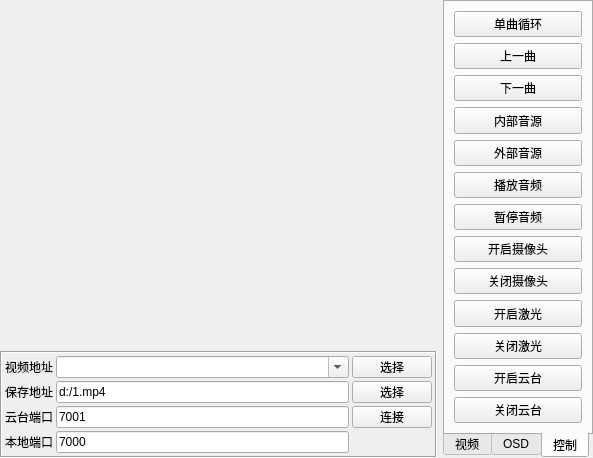
Old version of the form project/matepad/form/frmmonitor.ui in the repository sooqalmelh/ip-camera-qt.
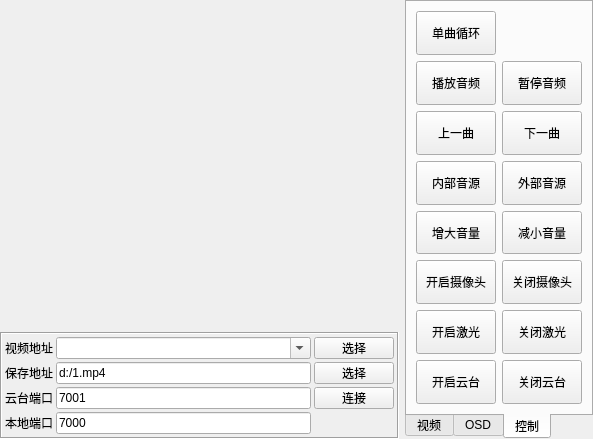
New version of the form. The open tabs and pages were chosen to show the change. Custom widgets are drawn as their Qt base class.

Commit message:
fix control button
修复按钮UDP发送重复，并增加音量增减按钮

```diff
--- a/project/matepad/form/frmmonitor.ui
+++ b/project/matepad/form/frmmonitor.ui
@@ -853,6 +853,19 @@
       <layout class="QVBoxLayout" name="verticalLayout_3">
        <item>
         <layout class="QGridLayout" name="gridLayout_6">
+         <item row="13" column="0">
+          <widget class="QPushButton" name="btnOpenTable">
+           <property name="sizePolicy">
+            <sizepolicy hsizetype="Expanding" vsizetype="Expanding">
+             <horstretch>0</horstretch>
+             <verstretch>0</verstretch>
+            </sizepolicy>
+           </property>
+           <property name="text">
+            <string>开启云台</string>
+           </property>
+          </widget>
+         </item>
          <item row="3" column="0">
           <widget class="QPushButton" name="btnInterMusic">
            <property name="sizePolicy">
@@ -866,7 +879,7 @@
            </property>
           </widget>
          </item>
-         <item row="9" column="0">
+         <item row="11" column="0">
           <widget class="QPushButton" name="btnOpenLight">
            <property name="sizePolicy">
             <sizepolicy hsizetype="Expanding" vsizetype="Expanding">
@@ -879,8 +892,8 @@
            </property>
           </widget>
          </item>
-         <item row="11" column="0">
-          <widget class="QPushButton" name="btnOpenTable">
+         <item row="0" column="0">
+          <widget class="QPushButton" name="btnMusicCycle">
            <property name="sizePolicy">
             <sizepolicy hsizetype="Expanding" vsizetype="Expanding">
              <horstretch>0</horstretch>
@@ -888,24 +901,11 @@
             </sizepolicy>
            </property>
            <property name="text">
-            <string>开启云台</string>
+            <string>单曲循环</string>
            </property>
           </widget>
          </item>
-         <item row="10" column="0">
-          <widget class="QPushButton" name="btnCloseLight">
-           <property name="sizePolicy">
-            <sizepolicy hsizetype="Expanding" vsizetype="Expanding">
-             <horstretch>0</horstretch>
-             <verstretch>0</verstretch>
-            </sizepolicy>
-           </property>
-           <property name="text">
-            <string>关闭激光</string>
-           </property>
-          </widget>
-         </item>
-         <item row="7" column="0">
+         <item row="9" column="0">
           <widget class="QPushButton" name="btnOpenCam">
            <property name="sizePolicy">
             <sizepolicy hsizetype="Expanding" vsizetype="Expanding">
@@ -918,8 +918,21 @@
            </property>
           </widget>
          </item>
-         <item row="8" column="0">
-          <widget class="QPushButton" name="btnCloseMusic">
+         <item row="1" column="1">
+          <widget class="QPushButton" name="btnShutdownMusic">
+           <property name="sizePolicy">
+            <sizepolicy hsizetype="Expanding" vsizetype="Expanding">
+             <horstretch>0</horstretch>
+             <verstretch>0</verstretch>
+            </sizepolicy>
+           </property>
+           <property name="text">
+            <string>暂停音频</string>
+           </property>
+          </widget>
+         </item>
+         <item row="9" column="1">
+          <widget class="QPushButton" name="btnCloseCam">
            <property name="sizePolicy">
             <sizepolicy hsizetype="Expanding" vsizetype="Expanding">
              <horstretch>0</horstretch>
@@ -931,7 +944,46 @@
            </property>
           </widget>
          </item>
-         <item row="4" column="0">
+         <item row="11" column="1">
+          <widget class="QPushButton" name="btnCloseLight">
+           <property name="sizePolicy">
+            <sizepolicy hsizetype="Expanding" vsizetype="Expanding">
+             <horstretch>0</horstretch>
+             <verstretch>0</verstretch>
+            </sizepolicy>
+           </property>
+           <property name="text">
+            <string>关闭激光</string>
+           </property>
+          </widget>
+         </item>
+         <item row="13" column="1">
+          <widget class="QPushButton" name="btnCloseTable">
+           <property name="sizePolicy">
+            <sizepolicy hsizetype="Expanding" vsizetype="Expanding">
+             <horstretch>0</horstretch>
+             <verstretch>0</verstretch>
+            </sizepolicy>
+           </property>
+           <property name="text">
+            <string>关闭云台</string>
+           </property>
+          </widget>
+         </item>
+         <item row="4" column="1">
+          <widget class="QPushButton" name="btnVolumeDown">
+           <property name="sizePolicy">
+            <sizepolicy hsizetype="Expanding" vsizetype="Expanding">
+             <horstretch>0</horstretch>
+             <verstretch>0</verstretch>
+            </sizepolicy>
+           </property>
+           <property name="text">
+            <string>减小音量</string>
+           </property>
+          </widget>
+         </item>
+         <item row="3" column="1">
           <widget class="QPushButton" name="btnOutMusic">
            <property name="sizePolicy">
             <sizepolicy hsizetype="Expanding" vsizetype="Expanding">
@@ -944,7 +996,20 @@
            </property>
           </widget>
          </item>
-         <item row="2" column="0">
+         <item row="4" column="0">
+          <widget class="QPushButton" name="btnVolumeUp">
+           <property name="sizePolicy">
+            <sizepolicy hsizetype="Expanding" vsizetype="Expanding">
+             <horstretch>0</horstretch>
+             <verstretch>0</verstretch>
+            </sizepolicy>
+           </property>
+           <property name="text">
+            <string>增大音量</string>
+           </property>
+          </widget>
+         </item>
+         <item row="2" column="1">
           <widget class="QPushButton" name="btnNextMusic">
            <property name="sizePolicy">
             <sizepolicy hsizetype="Expanding" vsizetype="Expanding">
@@ -957,46 +1022,7 @@
            </property>
           </widget>
          </item>
-         <item row="5" column="0">
-          <widget class="QPushButton" name="btnPlayMusic">
-           <property name="sizePolicy">
-            <sizepolicy hsizetype="Expanding" vsizetype="Expanding">
-             <horstretch>0</horstretch>
-             <verstretch>0</verstretch>
-            </sizepolicy>
-           </property>
-           <property name="text">
-            <string>播放音频</string>
-           </property>
-          </widget>
-         </item>
-         <item row="6" column="0">
-          <widget class="QPushButton" name="btnShutdownMusic">
-           <property name="sizePolicy">
-            <sizepolicy hsizetype="Expanding" vsizetype="Expanding">
-             <horstretch>0</horstretch>
-             <verstretch>0</verstretch>
-            </sizepolicy>
-           </property>
-           <property name="text">
-            <string>暂停音频</string>
-           </property>
-          </widget>
-         </item>
-         <item row="0" column="0">
-          <widget class="QPushButton" name="btnMusicCycle">
-           <property name="sizePolicy">
-            <sizepolicy hsizetype="Expanding" vsizetype="Expanding">
-             <horstretch>0</horstretch>
-             <verstretch>0</verstretch>
-            </sizepolicy>
-           </property>
-           <property name="text">
-            <string>单曲循环</string>
-           </property>
-          </widget>
-         </item>
-         <item row="1" column="0">
+         <item row="2" column="0">
           <widget class="QPushButton" name="btnPreMusic">
            <property name="sizePolicy">
             <sizepolicy hsizetype="Expanding" vsizetype="Expanding">
@@ -1009,8 +1035,8 @@
            </property>
           </widget>
          </item>
-         <item row="12" column="0">
-          <widget class="QPushButton" name="btnCloseTable">
+         <item row="1" column="0">
+          <widget class="QPushButton" name="btnPlayMusic">
            <property name="sizePolicy">
             <sizepolicy hsizetype="Expanding" vsizetype="Expanding">
              <horstretch>0</horstretch>
@@ -1018,7 +1044,7 @@
             </sizepolicy>
            </property>
            <property name="text">
-            <string>关闭云台</string>
+            <string>播放音频</string>
            </property>
           </widget>
          </item>
```
Left out of the diff: 2 changed lines with no effect on the pictures. The commit also changes 3 other files.
